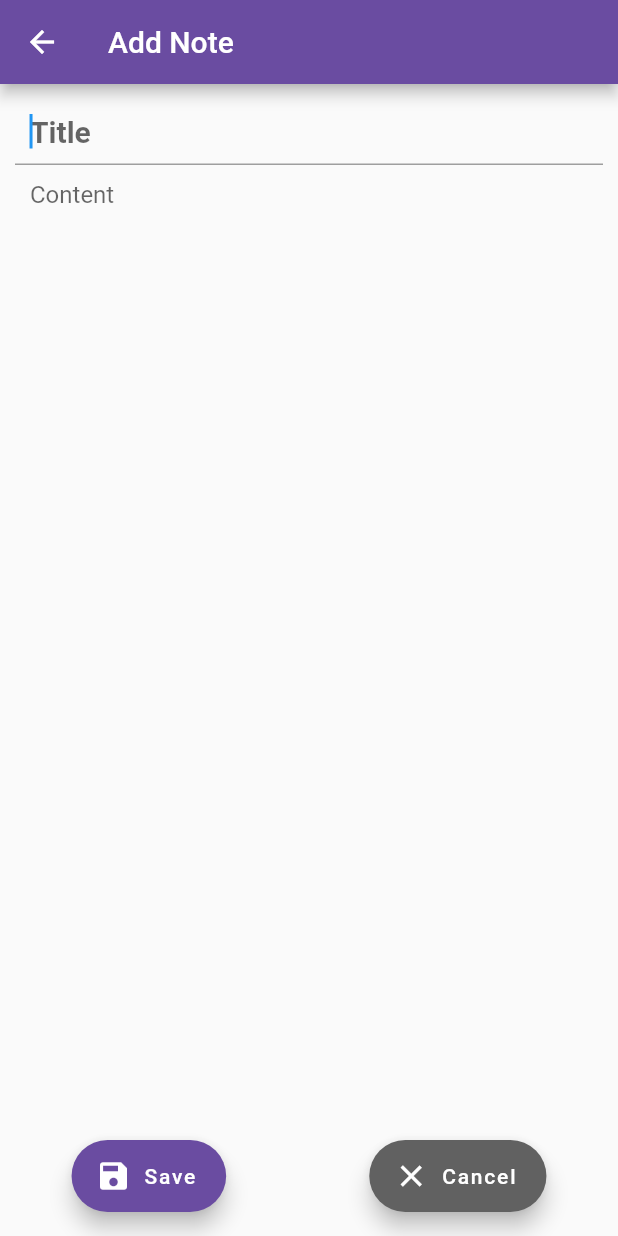
After one commit to Deneshraj/trunk, a Flutter app: the AddNote screen opened directly, on a phone screen of 412 x 824 dp. The commit adds this screen. Run offline on Flutter 3.47's test engine with Material 2 defaults, Android fonts, the phone set to English and light mode, and no system bars; project files that could hold a hidden picture were left out.

Commit message:
Added Note Editing Deleting and Adding features and Design changes

```diff
--- a/lib/main.dart
+++ b/lib/main.dart
@@ -4,15 +4,15 @@ import 'package:trunk/screens/notebook/notebook.dart';
 import 'package:trunk/screens/notes/notes.dart';
 
 void main() {
-  runApp(MyApp());
+  runApp(Trunk());
 }
 
-class MyApp extends StatelessWidget {
+class Trunk extends StatelessWidget {
   // This widget is the root of your application.
   @override
   Widget build(BuildContext context) {
     return MaterialApp(
-      title: 'Flutter Demo',
+      title: 'Trunk',
       debugShowCheckedModeBanner: false,
       theme: ThemeData(
         brightness: Brightness.light,
--- /dev/null
+++ b/lib/screens/notes/components/addnote.dart
@@ -0,0 +1,85 @@
+import 'package:flutter/material.dart';
+import 'package:trunk/model/note.dart';
+import 'package:trunk/screens/notes/components/notefab.dart';
+
+class AddNote extends StatefulWidget {
+  @override
+  _AddNoteState createState() => _AddNoteState();
+}
+
+class _AddNoteState extends State<AddNote> {
+  // TODO:Validate the Text that is saved.
+  @override
+  Widget build(BuildContext context) {
+    TextEditingController _titleController = new TextEditingController();
+    TextEditingController _notesController = new TextEditingController();
+
+    return Scaffold(
+      appBar: AppBar(
+        title: Text("Add Note"),
+      ),
+      body: SingleChildScrollView(
+        child: Padding(
+          padding: EdgeInsets.all(10),
+          child: Column(
+            children: <Widget>[
+              TextField(
+                autofocus: true,
+                textInputAction: TextInputAction.next,
+                decoration: InputDecoration(
+                  contentPadding: EdgeInsets.all(10),
+                  isDense: true,
+                  hintText: "Title",
+                  border: OutlineInputBorder(borderSide: BorderSide.none),
+                ),
+                controller: _titleController,
+                style: TextStyle(fontSize: 20, fontWeight: FontWeight.bold),
+              ),
+              Divider(
+                height: 1,
+                thickness: 1,
+                color: Colors.grey,
+              ),
+              TextField(
+                autofocus: true,
+                keyboardType: TextInputType.multiline,
+                maxLines: 20,
+                decoration: InputDecoration(
+                    contentPadding: EdgeInsets.all(10),
+                    isDense: true,
+                    hintText: "Content",
+                    border: OutlineInputBorder(borderSide: BorderSide.none)),
+                controller: _notesController,
+                style: TextStyle(fontSize: 16),
+              ),
+            ],
+          ),
+        ),
+      ),
+      floatingActionButton: Row(
+        mainAxisAlignment: MainAxisAlignment.spaceAround,
+        children: <Widget>[
+          NoteFab(
+            tag: "save",
+            onPressed: () {
+              String title = _titleController.text;
+              String note = _notesController.text;
+              Navigator.pop(context, new Note(title, note));
+            },
+            iconData: Icons.save,
+          ),
+          NoteFab(
+            tag: "cancel",
+            onPressed: () {
+              Navigator.pop(context);
+            },
+            color: Colors.grey[700],
+            iconData: Icons.close,
+          ),
+        ],
+      ),
+
+      floatingActionButtonLocation: FloatingActionButtonLocation.centerFloat,
+    );
+  }
+}
--- /dev/null
+++ b/lib/screens/notes/components/notefab.dart
@@ -0,0 +1,23 @@
+import 'package:flutter/material.dart';
+
+class NoteFab extends StatelessWidget {
+  final String tag;
+  final Function onPressed;
+  final Color color;
+  final IconData iconData;
+
+  const NoteFab({Key key, this.tag, this.onPressed, this.color, this.iconData})
+      : super(key: key);
+
+  @override
+  Widget build(BuildContext context) {
+    return FloatingActionButton.extended(
+      isExtended: true,
+      heroTag: tag,
+      onPressed: onPressed,
+      label: Text("${tag[0].toUpperCase()}${tag.substring(1)}"),
+      icon: Icon(iconData),
+      backgroundColor: color,
+    );
+  }
+}
--- a/pubspec.yaml
+++ b/pubspec.yaml
@@ -29,7 +29,6 @@ dependencies:
   # Use with the CupertinoIcons class for iOS style icons.
   cupertino_icons: ^1.0.2
   provider: ^5.0.0
-  sqflite_sqlcipher: ^2.0.0
 
 dev_dependencies:
   flutter_test:
```
Also changed, not shown: lib/constants.dart (+9 -0 lines), lib/screens/components/navdrawer.dart (added, +62 -0 lines), lib/screens/notebook/components/nbcard.dart (+15 -5 lines), lib/screens/notebook/notebook.dart (+111 -53 lines), lib/screens/notes/components/SaveButton.dart (added, +32 -0 lines), lib/screens/notes/components/editnote.dart (added, +120 -0 lines), lib/screens/notes/notes.dart (+86 -113 lines), pubspec.lock, 1 other file.
